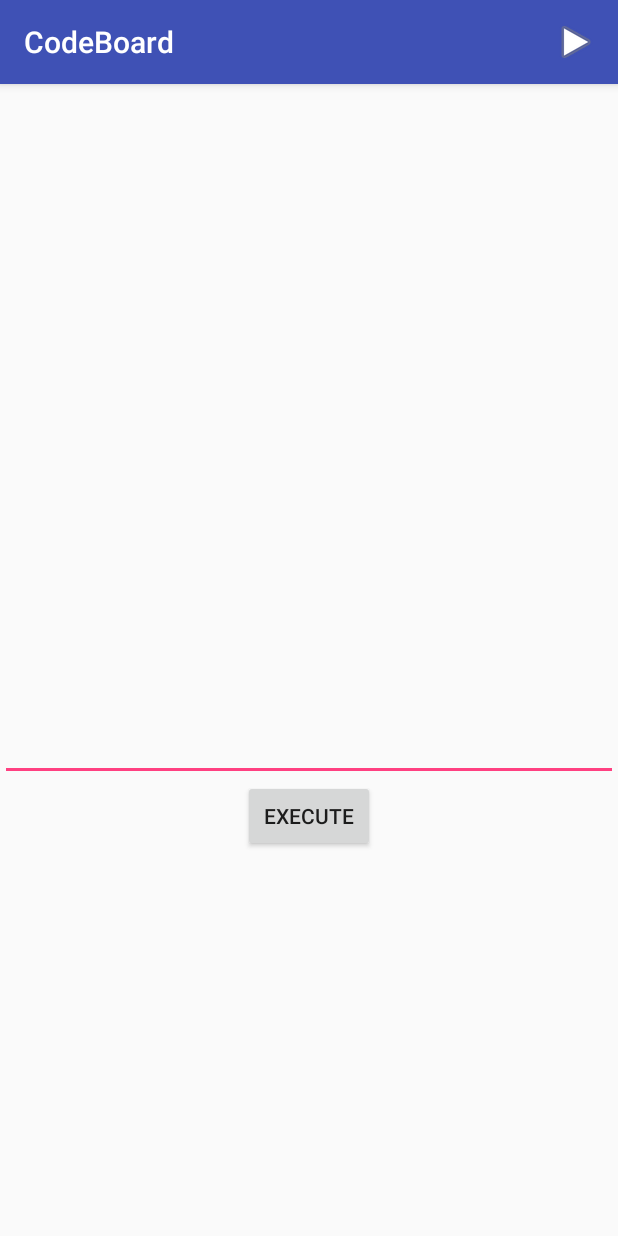
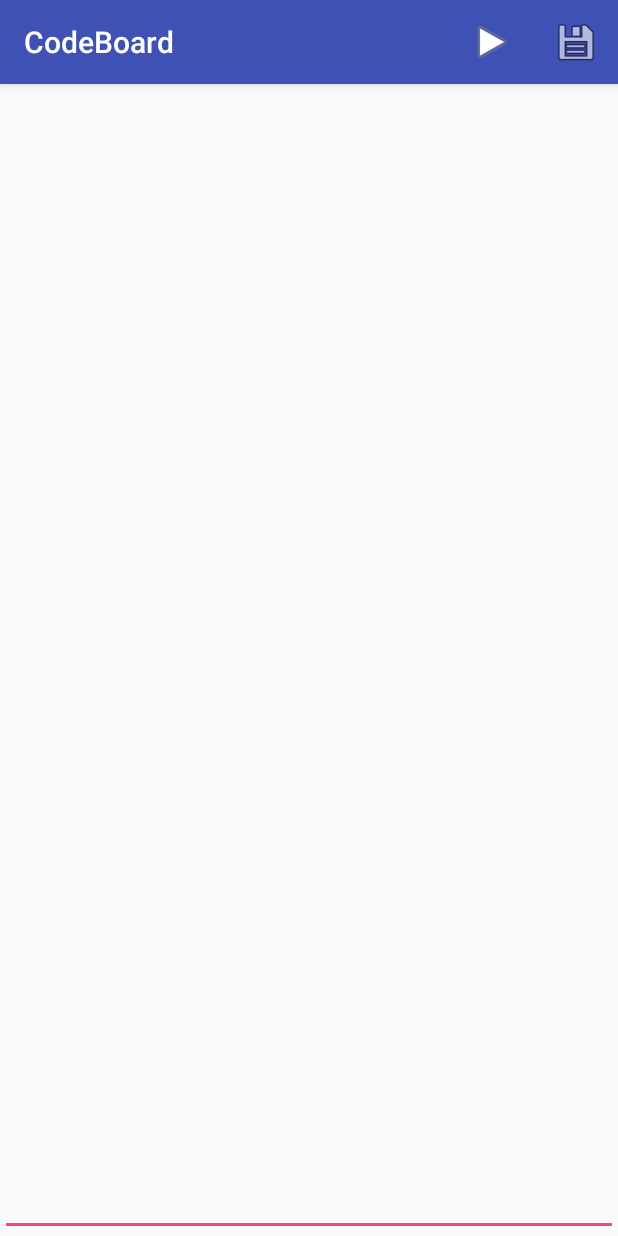
Before and after one commit to dinulade101/CodeBoard, an Android app: the CodeEditorActivity screen opened directly, with no data from a screen before it, after a tap on "Item", on a phone screen of 412 x 824 dp. Run offline under Robolectric (Android 15) with nearby library versions, the phone set to English and light mode, and no system bars; 1 statement that could not run was skipped.

Commit message:
Added save icon Fixed code edit activity

```diff
--- a/Android/app/src/main/java/com/codeboard/htn/codeboard/editor/CodeEditorActivity.java
+++ b/Android/app/src/main/java/com/codeboard/htn/codeboard/editor/CodeEditorActivity.java
@@ -1,16 +1,20 @@
 package com.codeboard.htn.codeboard.editor;
 
+import android.content.Intent;
 import android.os.Bundle;
 import android.support.design.widget.FloatingActionButton;
 import android.support.design.widget.Snackbar;
 import android.support.v7.app.AppCompatActivity;
 import android.support.v7.widget.Toolbar;
+import android.util.Log;
 import android.view.Menu;
 import android.view.MenuItem;
 import android.view.View;
+import android.widget.EditText;
 import android.widget.Toast;
 
 import com.codeboard.htn.codeboard.R;
+import com.codeboard.htn.codeboard.image.SnippetCaptureActivity;
 
 public class CodeEditorActivity extends AppCompatActivity {
 
@@ -20,6 +24,10 @@ public class CodeEditorActivity extends AppCompatActivity {
         setContentView(R.layout.activity_code_editor);
         Toolbar toolbar = (Toolbar) findViewById(R.id.toolbar);
         setSupportActionBar(toolbar);
+
+        Bundle bundle = getIntent().getExtras();
+        EditText editText =  findViewById(R.id.codeEditor);
+        editText.setText(bundle.getString(SnippetCaptureActivity.SCRIPT_KEY));
 
 
 
@@ -31,7 +39,8 @@ public class CodeEditorActivity extends AppCompatActivity {
         return true;
     }
     public void onExecuteClick(View v){
-        Toast.makeText(getApplicationContext(),"Sending Code",Toast.LENGTH_SHORT);
+        Log.d("help","teest");
+        Toast.makeText(getApplicationContext(),"Sending Code",Toast.LENGTH_LONG).show();
 
     }
     @Override
@@ -43,7 +52,11 @@ public class CodeEditorActivity extends AppCompatActivity {
 
         //noinspection SimplifiableIfStatement
         if (id == R.id.execute_code) {
-            Toast.makeText(getApplicationContext(),"Sending Code",Toast.LENGTH_SHORT);
+            Toast.makeText(getApplicationContext(),"Sending Code",Toast.LENGTH_SHORT).show();
+            return true;
+        }
+        if (id == R.id.save_code) {
+            Toast.makeText(getApplicationContext(),"Saving Code",Toast.LENGTH_SHORT).show();
             return true;
         }
 
--- a/Android/app/src/main/java/com/codeboard/htn/codeboard/explorer/ScriptExplorerActivity.java
+++ b/Android/app/src/main/java/com/codeboard/htn/codeboard/explorer/ScriptExplorerActivity.java
@@ -64,6 +64,7 @@ public class ScriptExplorerActivity extends AppCompatActivity {
             return false;
         }
 
+
         return super.onOptionsItemSelected(item);
     }
 }
--- a/Android/app/src/main/java/com/codeboard/htn/codeboard/image/SnippetCaptureActivity.java
+++ b/Android/app/src/main/java/com/codeboard/htn/codeboard/image/SnippetCaptureActivity.java
@@ -27,7 +27,7 @@ import java.io.IOException;
 
 public final class SnippetCaptureActivity extends AppCompatActivity {
 
-    private static final String SCRIPT_KEY = "SCRIPT";
+    public static final String SCRIPT_KEY = "SCRIPT";
     private static final int  REQUEST_CAMERA_PERMISSION_ID = 101;
     private final TextRecognizer TRANSLATOR = new TextRecognizer.Builder(CodeBoard.getContext()).build();
     private StringBuilder scriptBuilder = new StringBuilder();
--- a/Android/app/src/main/res/layout/content_code_editor.xml
+++ b/Android/app/src/main/res/layout/content_code_editor.xml
@@ -9,26 +9,14 @@
     tools:showIn="@layout/activity_code_editor">
 
     <EditText
-        android:id="@+id/editText"
+        android:id="@+id/codeEditor"
         android:layout_width="match_parent"
-        android:layout_height="512dp"
+        android:layout_height="match_parent"
         android:ems="10"
         android:inputType="textMultiLine"
-        app:layout_constraintBottom_toTopOf="@+id/button"
         app:layout_constraintEnd_toEndOf="parent"
         app:layout_constraintHorizontal_bias="0.0"
         app:layout_constraintStart_toStartOf="parent"
-        app:layout_constraintTop_toTopOf="parent"
-        app:layout_constraintVertical_bias="1.0" />
+        app:layout_constraintTop_toTopOf="parent" />
 
-    <Button
-        android:id="@+id/button"
-        android:layout_width="wrap_content"
-        android:layout_height="wrap_content"
-        android:layout_marginTop="464dp"
-        android:text="Execute"
-        android:onClick="onExecuteClick"
-        app:layout_constraintEnd_toEndOf="parent"
-        app:layout_constraintStart_toStartOf="parent"
-        app:layout_constraintTop_toTopOf="parent" />
 </android.support.constraint.ConstraintLayout>
--- a/Android/app/src/main/res/menu/menu_code_editor.xml
+++ b/Android/app/src/main/res/menu/menu_code_editor.xml
@@ -7,4 +7,9 @@
         android:icon="@android:drawable/ic_media_play"
         android:title="Item"
         app:showAsAction="always" />
+    <item
+        android:id="@+id/save_code"
+        android:icon="@android:drawable/ic_menu_save"
+        android:title="Save"
+        app:showAsAction="always" />
 </menu>
```
